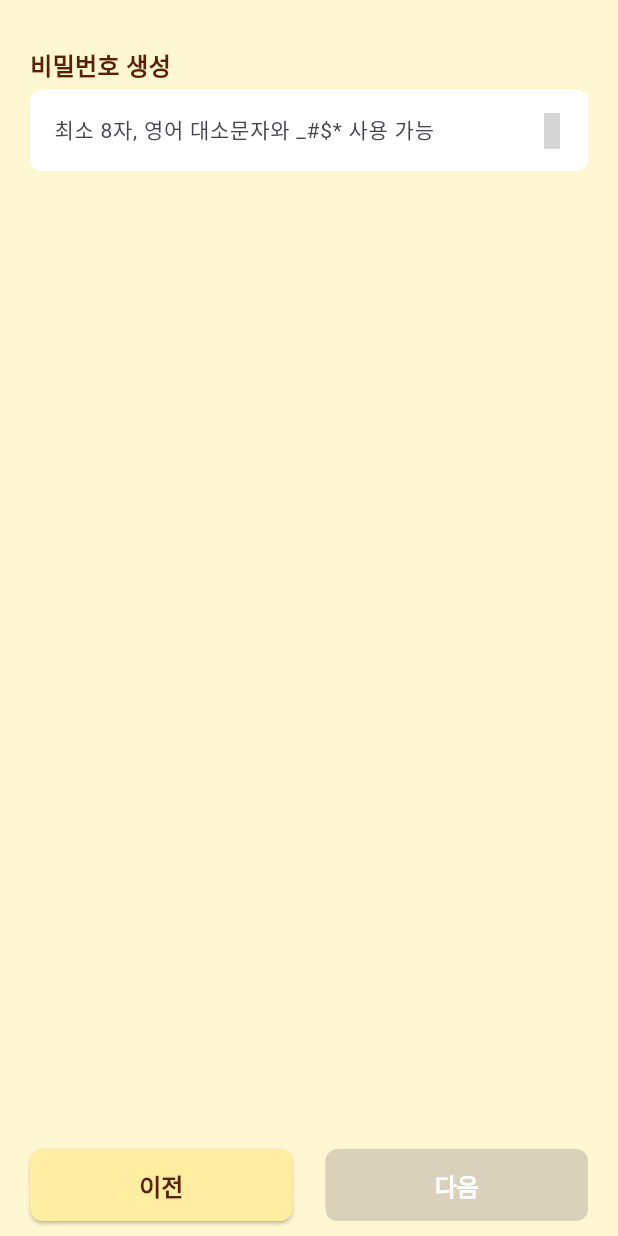
After one commit to Fablo-pudding/Pudding-Mobile, a Flutter app: the PuddingPassword screen opened directly, on a phone screen of 412 x 824 dp. The commit adds this screen. Run offline on Flutter 3.47's test engine with Material 3 defaults, Android fonts, the phone set to English and light mode, and no system bars; our stand-ins replace dropdown_button2, flutter_svg, image_picker, material_symbols_icons; Roboto replaces fonts that are missing (NanumBarunpenR, NanumBerunpenB); grey boxes are pictures that could not be loaded.

Commit message:
sign-up-page view 완성
sign-up-page view 완성

```diff
--- a/lib/common/components/text_form_field.dart
+++ b/lib/common/components/text_form_field.dart
@@ -85,7 +85,7 @@ class PuddingTextFormField extends StatelessWidget {
       crossAxisAlignment: CrossAxisAlignment.start,
       children: [
         if (title != null) Text(title!, style: PuddingTextStyle.heading3),
-        SizedBox(height: 4,),
+        const SizedBox(height: 4,),
         TextFormField(
           onSaved: onSaved,
           decoration: inputDecoration,
--- /dev/null
+++ b/lib/views/auth_page/presentation/sign_up_page/password.dart
@@ -0,0 +1,94 @@
+import 'package:flutter/material.dart';
+import 'package:material_symbols_icons/symbols.dart';
+import 'package:pudding/common/components/button/elevated_button.dart';
+import 'package:pudding/common/components/text_form_field.dart';
+import 'package:pudding/common/constants/color.dart';
+
+class PuddingPassword extends StatefulWidget {
+  final void Function()? next;
+  final void Function()? back;
+
+  const PuddingPassword({super.key, this.next, this.back});
+
+  @override
+  State<PuddingPassword> createState() => _PuddingPasswordState();
+}
+
+class _PuddingPasswordState extends State<PuddingPassword> {
+  TextEditingController passwordController = TextEditingController();
+  bool pwObsText = true;
+  bool isEnabledText = false;
+
+  @override
+  void initState() {
+    passwordController.addListener(_onChanged);
+    super.initState();
+  }
+
+  void _onChanged() {
+    setState(() {
+      isEnabledText = passwordController.text.isNotEmpty;
+    });
+  }
+
+  @override
+  Widget build(BuildContext context) {
+    return Scaffold(
+      backgroundColor: PuddingColor.background,
+      body: SafeArea(
+        child: Padding(
+          padding: const EdgeInsets.symmetric(horizontal: 20),
+          child: Column(
+            mainAxisAlignment: MainAxisAlignment.center,
+            children: [
+              SizedBox(height: 32,),
+                 PuddingTextFormField(
+                  pwObsText: pwObsText,
+                  controller: passwordController,
+                  hintText: '최소 8자, 영어 대소문자와 _#\$* 사용 가능',
+                  title: '비밀번호 생성',
+                  suffixIcon: GestureDetector(
+                    onTap: () => setState(() => pwObsText = !pwObsText),
+                    child: Builder(
+                      builder: (context) {
+                        if (pwObsText) {
+                          return const Icon(Symbols.visibility);
+                        } else {
+                          return const Icon(Symbols.visibility_off_rounded);
+                        }
+                      },
+                    ),
+                  ),
+              ),
+              const Spacer(),
+              Row(
+                children: [
+                  Expanded(
+                    child: PuddingElevatedButton(
+                      onPressed: () {
+                        widget.back?.call();
+                      },
+                      child: Text('이전'),
+                    ),
+                  ),
+                  const SizedBox(width: 22,),
+                  Expanded(
+                    child: PuddingElevatedButton(
+                      onPressed: isEnabledText
+                          ? () {
+                              widget.next?.call();
+                            }
+                          : null,
+                      child: Text('다음'),
+                    ),
+                  ),
+                ],
+              ),
+              SizedBox(height: 10,),
+            ],
+          ),
+        ),
+      ),
+    );
+  }
+}
--- a/lib/views/fridge_page/presentation/fridge_page.dart
+++ b/lib/views/fridge_page/presentation/fridge_page.dart
@@ -1,12 +1,11 @@
 import 'package:flutter/material.dart';
+import 'package:pudding/common/components/app_bar/app_bar.dart';
 import 'package:pudding/common/components/button/elevated_button.dart';
 import 'package:pudding/common/components/modal/check_modal.dart';
 import 'package:pudding/common/constants/color.dart';
 import 'package:pudding/common/constants/pudding_assets.dart';
 import 'package:pudding/common/constants/text_style.dart';
 import 'package:pudding/views/fridge_page/components/ingredient_item.dart';
-import 'package:pudding/common/components/app_bar';
-
 class PuddingFridgePage extends StatelessWidget {
   const PuddingFridgePage({super.key});
 
```
Also changed, not shown: lib/views/auth_page/presentation/sign_up_page/birth_date.dart (added, +148 -0 lines), lib/views/auth_page/presentation/sign_up_page/complete.dart (added, +64 -0 lines), lib/views/auth_page/presentation/sign_up_page/gender_selcet.dart (added, +81 -0 lines), lib/views/auth_page/presentation/sign_up_page/repassword.dart (added, +95 -0 lines), lib/views/auth_page/presentation/sign_up_page/student_number.dart (added, +111 -0 lines).
